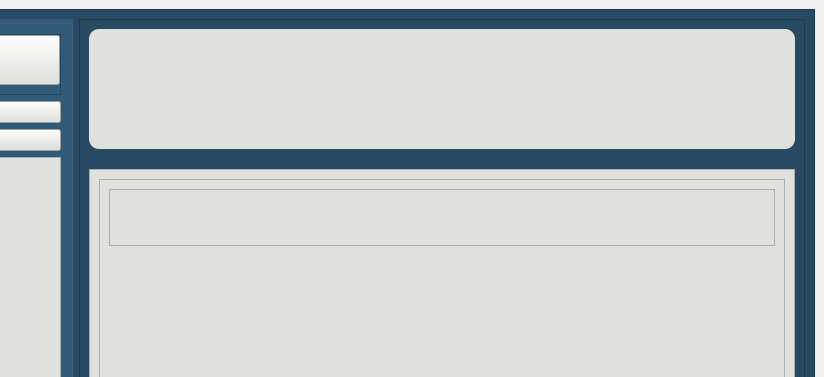
First picture: the form in views/ui_files/Main_Window.ui, repository Yosoyepa/LectorCode, before the edit; both pictures show x 237 to 1061 and y 0 to 377 of the 1061 by 797 pixel window.
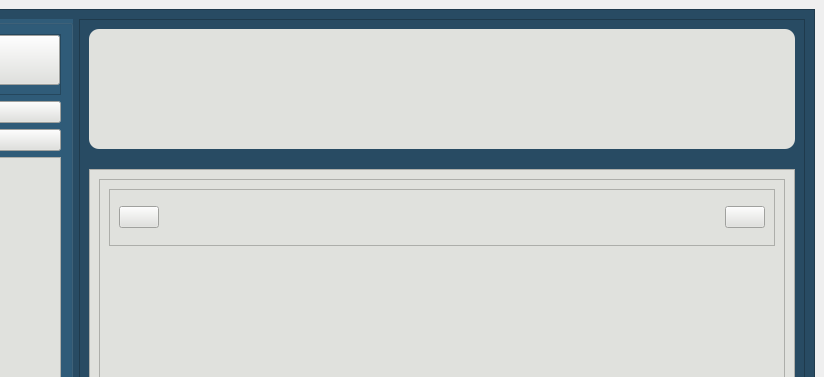
Second picture: the form after the edit. Icons and pictures are not drawn.

Commit message: Se agrego dos botones con sus iconos uno para regresar a la previa imagen de la guia y otro para avanzar a la siguiente imagen de la guia

The edit to the form file:
```diff
--- a/views/ui_files/Main_Window.ui
+++ b/views/ui_files/Main_Window.ui
@@ -237,6 +237,43 @@
                   <property name="frameShadow">
                    <enum>QFrame::Raised</enum>
                   </property>
+                  <layout class="QHBoxLayout" name="horizontalLayout_5">
+                   <item>
+                    <widget class="QPushButton" name="boton_volver_imagen">
+                     <property name="text">
+                      <string/>
+                     </property>
+                     <property name="icon">
+                      <iconset resource="../../assets/iconos/iconos.qrc">
+                       <normaloff>:/assets e iconos/Chevron Right 2.png</normaloff>:/assets e iconos/Chevron Right 2.png</iconset>
+                     </property>
+                    </widget>
+                   </item>
+                   <item>
+                    <spacer name="horizontalSpacer_3">
+                     <property name="orientation">
+                      <enum>Qt::Horizontal</enum>
+                     </property>
+                     <property name="sizeHint" stdset="0">
+                      <size>
+                       <width>40</width>
+                       <height>20</height>
+                      </size>
+                     </property>
+                    </spacer>
+                   </item>
+                   <item>
+                    <widget class="QPushButton" name="boton_siguiente_imagen">
+                     <property name="text">
+                      <string/>
+                     </property>
+                     <property name="icon">
+                      <iconset resource="../../assets/iconos/iconos.qrc">
+                       <normaloff>:/assets e iconos/foward2.0.png</normaloff>:/assets e iconos/foward2.0.png</iconset>
+                     </property>
+                    </widget>
+                   </item>
+                  </layout>
                  </widget>
                 </item>
                 <item>
```
The commit also changes 5 other files.
